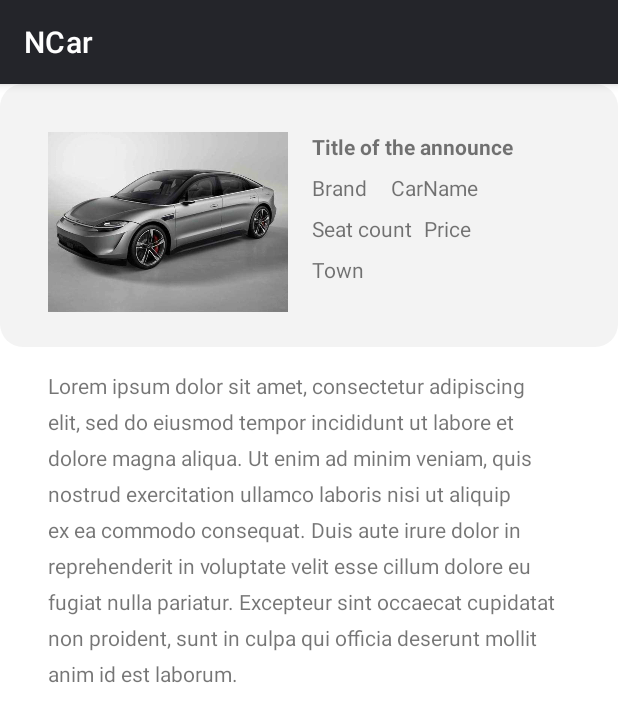
After one commit to loupid/CarRentalMobile, an Android app: the AnnounceDetailsActivity screen opened directly, with no data from a screen before it, on a phone screen of 412 x 824 dp. The commit adds this screen. Shown: the top 722 px of the screen. Run offline under Robolectric (Android 15) with nearby library versions, the phone set to English and light mode, and no system bars.

Commit message:
announce details
announce details

```diff
--- /dev/null
+++ b/app/src/main/java/com/example/carrentalmobile/AnnounceDetailsActivity.java
@@ -0,0 +1,14 @@
+package com.example.carrentalmobile;
+
+import androidx.appcompat.app.AppCompatActivity;
+
+import android.os.Bundle;
+
+public class AnnounceDetailsActivity extends AppCompatActivity {
+
+    @Override
+    protected void onCreate(Bundle savedInstanceState) {
+        super.onCreate(savedInstanceState);
+        setContentView(R.layout.activity_announce_details);
+    }
+}
--- a/app/src/main/java/com/example/carrentalmobile/Model/AnnoucedCars.java
+++ b/app/src/main/java/com/example/carrentalmobile/Model/AnnoucedCars.java
@@ -31,8 +31,7 @@ public class AnnoucedCars implements Parcelable {
     @SerializedName("imgFileName")
     public String filepath;
 
-    public AnnoucedCars(String username, String brandname, String carname, String seatcount, String typename, String description, String title, String filepath) {
-        this.username = username;
+    public AnnoucedCars(String title, String brandname, String carname, String seatcount, String typename, String description, String filepath) {
         this.brandname = brandname;
         this.carname = carname;
         this.seatcount = seatcount;
--- /dev/null
+++ b/app/src/main/res/layout/activity_announce_details.xml
@@ -0,0 +1,113 @@
+<?xml version="1.0" encoding="utf-8"?>
+<androidx.constraintlayout.widget.ConstraintLayout xmlns:android="http://schemas.android.com/apk/res/android"
+    xmlns:app="http://schemas.android.com/apk/res-auto"
+    xmlns:tools="http://schemas.android.com/tools"
+    android:layout_width="match_parent"
+    android:layout_height="match_parent"
+    tools:context=".AnnounceDetailsActivity">
+
+    <ImageView
+        android:transitionName="containerTN"
+        android:id="@+id/ivCarInfos"
+        android:layout_width="0dp"
+        android:layout_height="175dp"
+        android:background="@drawable/container_bg"
+        app:layout_constraintBottom_toBottomOf="parent"
+        app:layout_constraintEnd_toEndOf="parent"
+        app:layout_constraintStart_toStartOf="parent"
+        app:layout_constraintTop_toTopOf="parent"
+        app:layout_constraintVertical_bias="0.0" />
+
+    <ImageView
+        android:transitionName="carTN"
+        android:id="@+id/car_image"
+        android:layout_width="160dp"
+        android:layout_height="120dp"
+        android:layout_marginStart="32dp"
+        android:layout_marginTop="32dp"
+        android:scaleType="centerCrop"
+        app:layout_constraintStart_toStartOf="@+id/ivCarInfos"
+        app:layout_constraintTop_toTopOf="parent"
+        app:srcCompat="@drawable/surprise_heard_of_a_sony_car" />
+
+    <TextView
+        android:transitionName="carTitleTN"
+        android:id="@+id/tvTitle"
+        android:layout_width="wrap_content"
+        android:layout_height="wrap_content"
+        android:layout_marginStart="16dp"
+        android:layout_marginTop="32dp"
+        android:text="Title of the announce"
+        android:textStyle="bold"
+        app:layout_constraintStart_toEndOf="@+id/car_image"
+        app:layout_constraintTop_toTopOf="@+id/ivCarInfos" />
+
+    <TextView
+        android:transitionName="carBrandTN"
+        android:id="@+id/tvBrand"
+        android:layout_width="wrap_content"
+        android:layout_height="wrap_content"
+        android:layout_marginStart="16dp"
+        android:layout_marginTop="8dp"
+        android:text="Brand"
+        app:layout_constraintStart_toEndOf="@+id/car_image"
+        app:layout_constraintTop_toBottomOf="@+id/tvTitle" />
+
+    <TextView
+        android:transitionName="carNameTN"
+        android:id="@+id/tvCarName"
+        android:layout_width="wrap_content"
+        android:layout_height="wrap_content"
+        android:layout_marginStart="16dp"
+        android:layout_marginTop="8dp"
+        android:text="CarName"
+        app:layout_constraintStart_toEndOf="@+id/tvBrand"
+        app:layout_constraintTop_toBottomOf="@+id/tvTitle" />
+
+    <TextView
+        android:transitionName="carSeatCoutTN"
+        android:id="@+id/tvSeatCount"
+        android:layout_width="wrap_content"
+        android:layout_height="wrap_content"
+        android:layout_marginStart="16dp"
+        android:layout_marginTop="8dp"
+        android:text="Seat count"
+        app:layout_constraintStart_toEndOf="@+id/car_image"
+        app:layout_constraintTop_toBottomOf="@+id/tvBrand" />
+
+    <TextView
+        android:transitionName="carPriceTN"
+        android:id="@+id/tvPrice"
+        android:layout_width="wrap_content"
+        android:layout_height="wrap_content"
+        android:layout_marginStart="8dp"
+        android:layout_marginTop="8dp"
+        android:text="Price"
+        app:layout_constraintStart_toEndOf="@+id/tvSeatCount"
+        app:layout_constraintTop_toBottomOf="@+id/tvCarName" />
+
+    <TextView
+        android:transitionName="carTownTN"
+        android:id="@+id/tvTown"
+        android:layout_width="wrap_content"
+        android:layout_height="wrap_content"
+        android:layout_marginStart="16dp"
+        android:layout_marginTop="8dp"
+        android:text="Town"
+        app:layout_constraintStart_toEndOf="@+id/car_image"
+        app:layout_constraintTop_toBottomOf="@+id/tvSeatCount" />
+
+    <TextView
+        android:id="@+id/tvDescription"
+        android:layout_width="0dp"
+        android:layout_height="wrap_content"
+        android:layout_marginStart="32dp"
+        android:layout_marginTop="16dp"
+        android:layout_marginEnd="32dp"
+        android:lineSpacingExtra="8dp"
+        android:text="Lorem ipsum dolor sit amet, consectetur adipiscing elit, sed do eiusmod tempor incididunt ut labore et dolore magna aliqua. Ut enim ad minim veniam, quis nostrud exercitation ullamco laboris nisi ut aliquip ex ea commodo consequat. Duis aute irure dolor in reprehenderit in voluptate velit esse cillum dolore eu fugiat nulla pariatur. Excepteur sint occaecat cupidatat non proident, sunt in culpa qui officia deserunt mollit anim id est laborum."
+        app:layout_constraintEnd_toEndOf="parent"
+        app:layout_constraintStart_toStartOf="parent"
+        app:layout_constraintTop_toBottomOf="@+id/ivCarInfos" />
+
+</androidx.constraintlayout.widget.ConstraintLayout>
```
Also changed, not shown: app/src/main/AndroidManifest.xml (+5 -4 lines), app/src/main/java/com/example/carrentalmobile/MainActivity.java (+43 -2 lines), app/src/main/java/com/example/carrentalmobile/recyclerview/CarCallback.java (added, +18 -0 lines), app/src/main/java/com/example/carrentalmobile/recyclerview/ItemAnimator.java (added, +36 -0 lines), app/src/main/res/anim/viewholder_add_anim.xml (added, +13 -0 lines), app/src/main/res/layout/activity_main.xml (+12 -0 lines).
